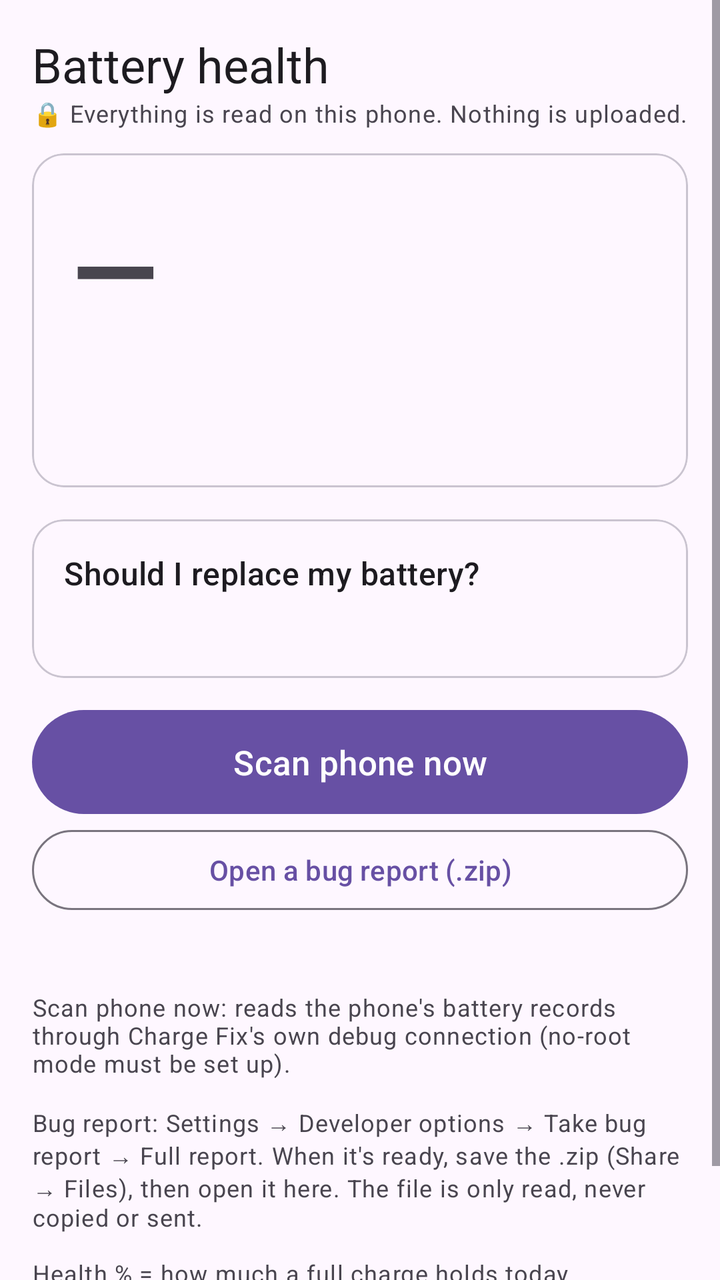
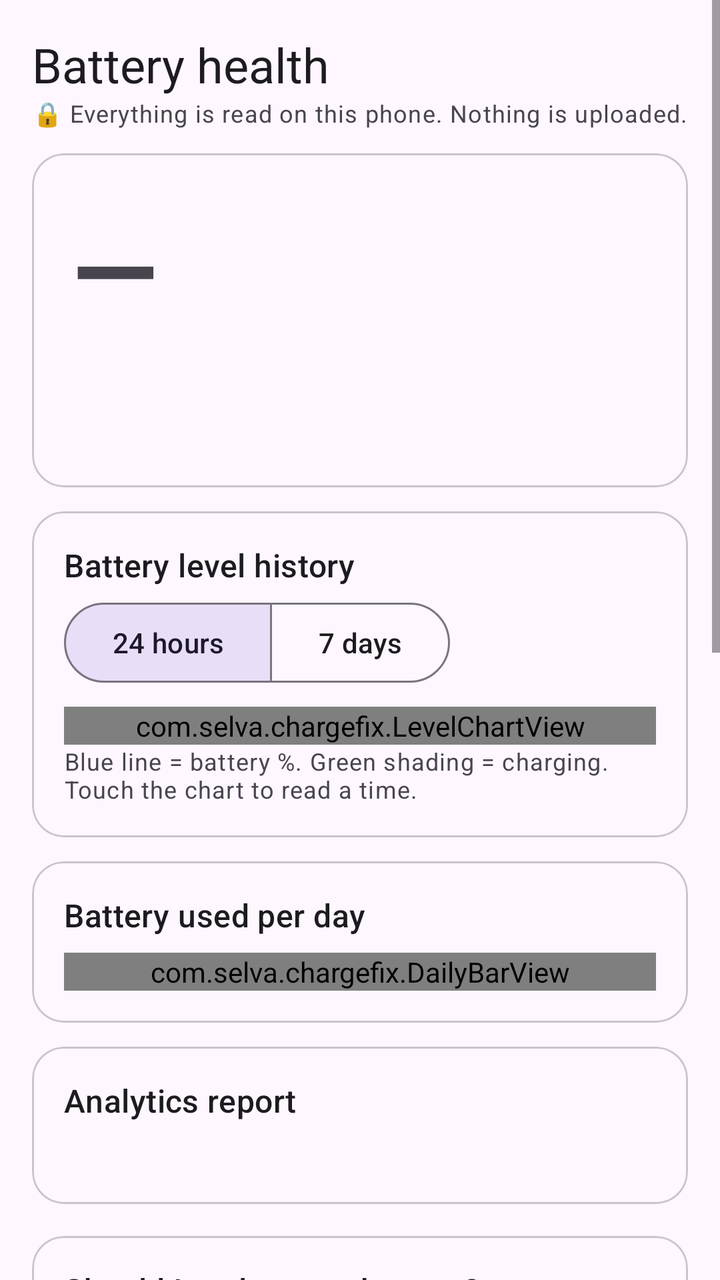

Compare the two renders of this Android layout. The source of the first and the diff that turns it into the second are given below.
<!-- AndroidManifest.xml: application theme Theme.ChargeFix -->
<!-- res/layout/activity_health.xml -->
<?xml version="1.0" encoding="utf-8"?>
<ScrollView xmlns:android="http://schemas.android.com/apk/res/android"
    xmlns:app="http://schemas.android.com/apk/res-auto"
    android:layout_width="match_parent"
    android:layout_height="match_parent"
    android:fitsSystemWindows="true">

    <LinearLayout
        android:layout_width="match_parent"
        android:layout_height="wrap_content"
        android:orientation="vertical"
        android:padding="16dp">

        <TextView
            android:layout_width="wrap_content"
            android:layout_height="wrap_content"
            android:text="Battery health"
            android:textAppearance="?attr/textAppearanceHeadlineSmall" />

        <TextView
            android:layout_width="wrap_content"
            android:layout_height="wrap_content"
            android:layout_marginBottom="12dp"
            android:text="🔒 Everything is read on this phone. Nothing is uploaded."
            android:textAppearance="?attr/textAppearanceBodySmall" />

        
        <com.google.android.material.card.MaterialCardView
            android:id="@+id/cardHero"
            android:layout_width="match_parent"
            android:layout_height="wrap_content"
            android:layout_marginBottom="12dp"
            app:cardCornerRadius="16dp">

            <LinearLayout
                android:layout_width="match_parent"
                android:layout_height="wrap_content"
                android:orientation="vertical"
                android:padding="20dp">

                <TextView
                    android:id="@+id/tvHealthPct"
                    android:layout_width="wrap_content"
                    android:layout_height="wrap_content"
                    android:text="—"
                    android:textSize="56sp"
                    android:textStyle="bold" />

                <TextView
                    android:id="@+id/tvHealthLabel"
                    android:layout_width="wrap_content"
                    android:layout_height="wrap_content"
                    android:textAppearance="?attr/textAppearanceTitleLarge" />

                <TextView
                    android:id="@+id/tvHealthSub"
                    android:layout_width="wrap_content"
                    android:layout_height="wrap_content"
                    android:layout_marginTop="4dp"
                    android:textAppearance="?attr/textAppearanceBodyMedium" />
            </LinearLayout>
        </com.google.android.material.card.MaterialCardView>

        
        <LinearLayout
            android:id="@+id/tiles"
            android:layout_width="match_parent"
            android:layout_height="wrap_content"
            android:orientation="vertical" />

        
        <com.google.android.material.card.MaterialCardView
            android:layout_width="match_parent"
            android:layout_height="wrap_content"
            android:layout_marginTop="4dp"
            android:layout_marginBottom="12dp"
            app:cardCornerRadius="16dp">

            <LinearLayout
                android:layout_width="match_parent"
                android:layout_height="wrap_content"
                android:orientation="vertical"
                android:padding="16dp">

                <TextView
                    android:layout_width="wrap_content"
                    android:layout_height="wrap_content"
                    android:text="Should I replace my battery?"
                    android:textAppearance="?attr/textAppearanceTitleMedium" />

                <TextView
                    android:id="@+id/tvVerdict"
                    android:layout_width="wrap_content"
                    android:layout_height="wrap_content"
                    android:layout_marginTop="4dp"
                    android:textAppearance="?attr/textAppearanceBodyLarge" />
            </LinearLayout>
        </com.google.android.material.card.MaterialCardView>

        <com.google.android.material.button.MaterialButton
            android:id="@+id/btnScan"
            android:layout_width="match_parent"
            android:layout_height="60dp"
            android:text="Scan phone now"
            android:textSize="17sp" />

        <com.google.android.material.button.MaterialButton
            android:id="@+id/btnBugreport"
            style="@style/Widget.Material3.Button.OutlinedButton"
            android:layout_width="match_parent"
            android:layout_height="wrap_content"
            android:text="Open a bug report (.zip)" />

        <TextView
            android:id="@+id/tvStatus"
            android:layout_width="match_parent"
            android:layout_height="wrap_content"
            android:layout_marginTop="8dp"
            android:textAppearance="?attr/textAppearanceBodySmall" />

        <TextView
            android:layout_width="match_parent"
            android:layout_height="wrap_content"
            android:layout_marginTop="12dp"
            android:text="@string/health_help"
            android:textAppearance="?attr/textAppearanceBodySmall" />
    </LinearLayout>
</ScrollView>
<!-- resources referenced by this layout -->
<resources>
  <string name="health_help">Scan phone now: reads the phone\'s battery records through Charge Fix\'s own debug connection (no-root mode must be set up).\n\nBug report: Settings → Developer options → Take bug report → Full report. When it\'s ready, save the .zip (Share → Files), then open it here. The file is only read, never copied or sent.\n\nHealth % = how much a full charge holds today compared with when the battery was new. Below 80% most people notice short battery life; below 70% replacing is clearly worth it.</string>
  <style name="Theme.ChargeFix" parent="Theme.Material3.DayNight.NoActionBar" />
</resources>

<!-- the commit's change to res/layout/activity_health.xml (unified diff, before → after) -->
@@ -68,7 +68,118 @@
             android:layout_height="wrap_content"
             android:orientation="vertical" />
 
+        <com.google.android.material.card.MaterialCardView
+            android:layout_width="match_parent"
+            android:layout_height="wrap_content"
+            android:layout_marginBottom="12dp"
+            app:cardCornerRadius="16dp">
+
+            <LinearLayout
+                android:layout_width="match_parent"
+                android:layout_height="wrap_content"
+                android:orientation="vertical"
+                android:padding="16dp">
+
+                <TextView
+                    android:layout_width="wrap_content"
+                    android:layout_height="wrap_content"
+                    android:text="Battery level history"
+                    android:textAppearance="?attr/textAppearanceTitleMedium" />
+
+                <com.google.android.material.button.MaterialButtonToggleGroup
+                    android:id="@+id/rangeGroup"
+                    android:layout_width="wrap_content"
+                    android:layout_height="wrap_content"
+                    android:layout_marginTop="4dp"
+                    app:checkedButton="@+id/btn24h"
+                    app:selectionRequired="true"
+                    app:singleSelection="true">
+
+                    <com.google.android.material.button.MaterialButton
+                        android:id="@+id/btn24h"
+                        style="?attr/materialButtonOutlinedStyle"
+                        android:layout_width="wrap_content"
+                        android:layout_height="wrap_content"
+                        android:text="24 hours" />
+
+                    <com.google.android.material.button.MaterialButton
+                        android:id="@+id/btn7d"
+                        style="?attr/materialButtonOutlinedStyle"
+                        android:layout_width="wrap_content"
+                        android:layout_height="wrap_content"
+                        android:text="7 days" />
+                </com.google.android.material.button.MaterialButtonToggleGroup>
+
+                <com.selva.chargefix.LevelChartView
+                    android:id="@+id/levelChart"
+                    android:layout_width="match_parent"
+                    android:layout_height="wrap_content"
+                    android:layout_marginTop="8dp" />
+
+                <TextView
+                    android:layout_width="wrap_content"
+                    android:layout_height="wrap_content"
+                    android:text="Blue line = battery %. Green shading = charging. Touch the chart to read a time."
+                    android:textAppearance="?attr/textAppearanceBodySmall" />
+            </LinearLayout>
+        </com.google.android.material.card.MaterialCardView>
+
+        <com.google.android.material.card.MaterialCardView
+            android:layout_width="match_parent"
+            android:layout_height="wrap_content"
+            android:layout_marginBottom="12dp"
+            app:cardCornerRadius="16dp">
+
+            <LinearLayout
+                android:layout_width="match_parent"
+                android:layout_height="wrap_content"
+                android:orientation="vertical"
+                android:padding="16dp">
+
+                <TextView
+                    android:layout_width="wrap_content"
+                    android:layout_height="wrap_content"
+                    android:text="Battery used per day"
+                    android:textAppearance="?attr/textAppearanceTitleMedium" />
+
+                <com.selva.chargefix.DailyBarView
+                    android:id="@+id/dailyBars"
+                    android:layout_width="match_parent"
+                    android:layout_height="wrap_content"
+                    android:layout_marginTop="8dp" />
+            </LinearLayout>
+        </com.google.android.material.card.MaterialCardView>
+
+        <com.google.android.material.card.MaterialCardView
+            android:layout_width="match_parent"
+            android:layout_height="wrap_content"
+            android:layout_marginBottom="12dp"
+            app:cardCornerRadius="16dp">
+
+            <LinearLayout
+                android:layout_width="match_parent"
+                android:layout_height="wrap_content"
+                android:orientation="vertical"
+                android:padding="16dp">
+
+                <TextView
+                    android:layout_width="wrap_content"
+                    android:layout_height="wrap_content"
+                    android:text="Analytics report"
+                    android:textAppearance="?attr/textAppearanceTitleMedium" />
+
+                <TextView
+                    android:id="@+id/tvReport"
+                    android:layout_width="match_parent"
+                    android:layout_height="wrap_content"
+                    android:layout_marginTop="6dp"
+                    android:lineSpacingExtra="4dp"
+                    android:textAppearance="?attr/textAppearanceBodyMedium" />
+            </LinearLayout>
+        </com.google.android.material.card.MaterialCardView>
+
         
+
         <com.google.android.material.card.MaterialCardView
             android:layout_width="match_parent"
             android:layout_height="wrap_content"
@@ -96,6 +207,50 @@
                     android:textAppearance="?attr/textAppearanceBodyLarge" />
             </LinearLayout>
         </com.google.android.material.card.MaterialCardView>
+
+        <com.google.android.material.card.MaterialCardView
+            android:layout_width="match_parent"
+            android:layout_height="wrap_content"
+            android:layout_marginBottom="12dp"
+            app:cardCornerRadius="16dp">
+
+            <LinearLayout
+                android:layout_width="match_parent"
+                android:layout_height="wrap_content"
+                android:orientation="vertical"
+                android:padding="16dp">
+
+                <TextView
+                    android:layout_width="wrap_content"
+                    android:layout_height="wrap_content"
+                    android:text="Battery replacement check"
+                    android:textAppearance="?attr/textAppearanceTitleMedium" />
+
+                <TextView
+                    android:id="@+id/tvReplace"
+                    android:layout_width="match_parent"
+                    android:layout_height="wrap_content"
+                    android:layout_marginTop="6dp"
+                    android:lineSpacingExtra="4dp"
+                    android:textAppearance="?attr/textAppearanceBodyMedium" />
+
+                <com.google.android.material.button.MaterialButton
+                    android:id="@+id/btnBefore"
+                    style="@style/Widget.Material3.Button.TonalButton"
+                    android:layout_width="match_parent"
+                    android:layout_height="wrap_content"
+                    android:layout_marginTop="8dp"
+                    android:text="1 · Save &quot;before&quot; snapshot" />
+
+                <com.google.android.material.button.MaterialButton
+                    android:id="@+id/btnAfter"
+                    android:layout_width="match_parent"
+                    android:layout_height="wrap_content"
+                    android:text="2 · Check new battery" />
+            </LinearLayout>
+        </com.google.android.material.card.MaterialCardView>
+
+
 
         <com.google.android.material.button.MaterialButton
             android:id="@+id/btnScan"
